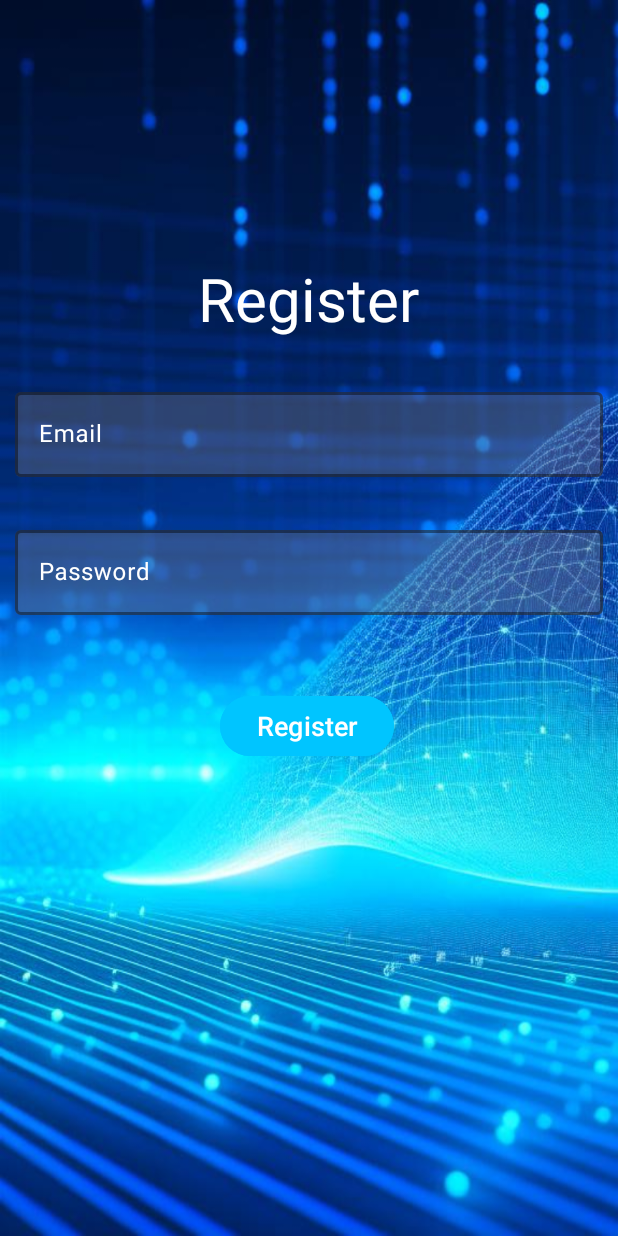
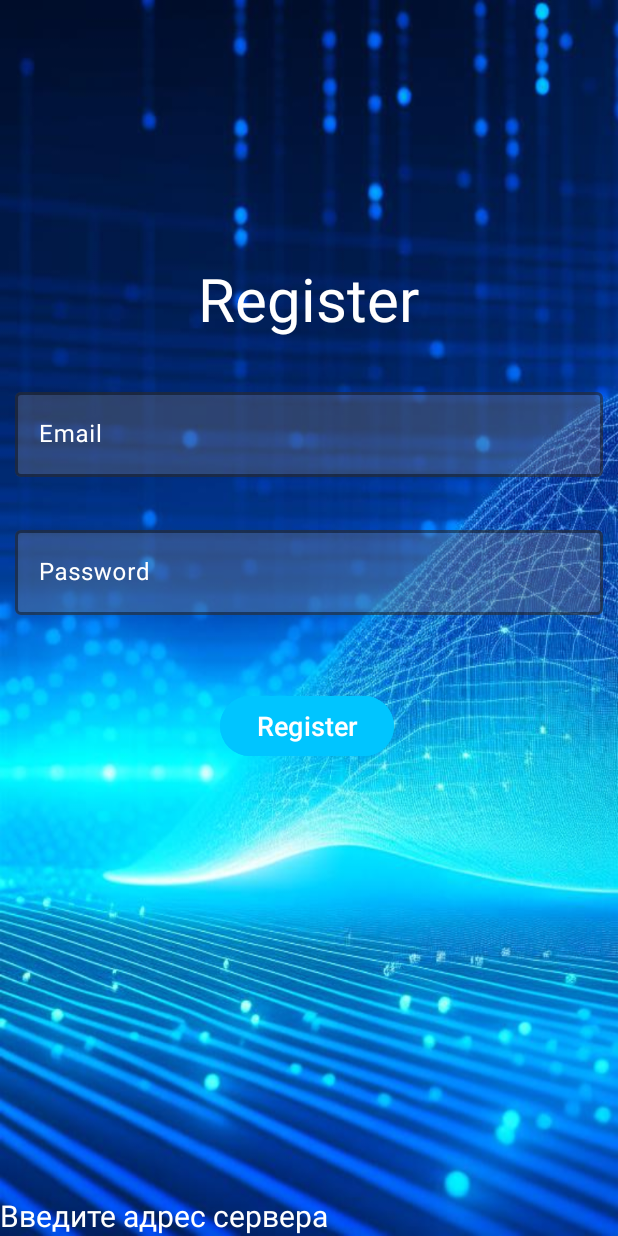
Before and after one commit to BrokenSoul228/NeuroService, an Android app: the RegistrFragment screen opened through its navigation route, on a phone screen of 412 x 824 dp. Run offline under Robolectric (Android 15) with nearby library versions, the phone set to English and light mode, and no system bars; network calls fail; pictures from the network do not load.

Commit message:
change registre

```diff
--- a/app/src/main/AndroidManifest.xml
+++ b/app/src/main/AndroidManifest.xml
@@ -8,6 +8,7 @@
     </uses-permission>
 
     <application
+        android:usesCleartextTraffic="true"
         android:allowBackup="true"
         android:dataExtractionRules="@xml/data_extraction_rules"
         android:fullBackupContent="@xml/backup_rules"
@@ -20,8 +21,9 @@
         tools:targetApi="31">
         <activity
             android:name=".MainActivity"
+            android:usesCleartextTraffic="true"
             android:exported="true"
-            android:windowSoftInputMode="adjustResize">
+            android:windowSoftInputMode="adjustPan">
             <intent-filter>
                 <action android:name="android.intent.action.MAIN" />
 
--- a/app/src/main/res/layout/fragment_registr.xml
+++ b/app/src/main/res/layout/fragment_registr.xml
@@ -85,4 +85,15 @@
         app:layout_constraintHorizontal_bias="0.495"
         app:layout_constraintStart_toStartOf="parent"
         app:layout_constraintTop_toBottomOf="@+id/textInputLayout3" />
+
+    <TextView
+        android:id="@+id/serverId"
+        android:layout_width="wrap_content"
+        android:layout_height="wrap_content"
+        android:text="Введите адрес сервера"
+        android:textColor="@color/white"
+        android:textSize="20sp"
+        app:layout_constraintBottom_toBottomOf="parent"
+        app:layout_constraintStart_toStartOf="parent">
+    </TextView>
 </androidx.constraintlayout.widget.ConstraintLayout>
```
Also changed, not shown: app/src/main/java/com/example/vovasapp/RetrofitToken.kt (+11 -10 lines), app/src/main/java/com/example/vovasapp/fragments/RegistrFragment.kt (+29 -0 lines), app/src/main/java/com/example/vovasapp/adapter/GptAdapter.kt (renamed from app/src/main/java/com/example/vovasapp/adapter/NeuroAdapter.kt).
